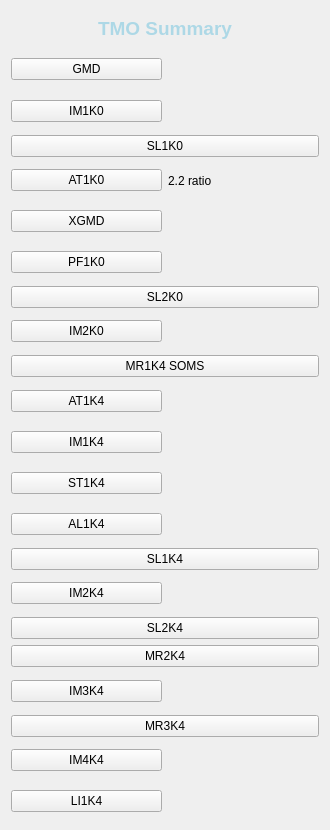
Before: the Qt Designer form user_screens/tmo_summary.ui in pcdshub/tmo_screens, drawn with Qt 5.
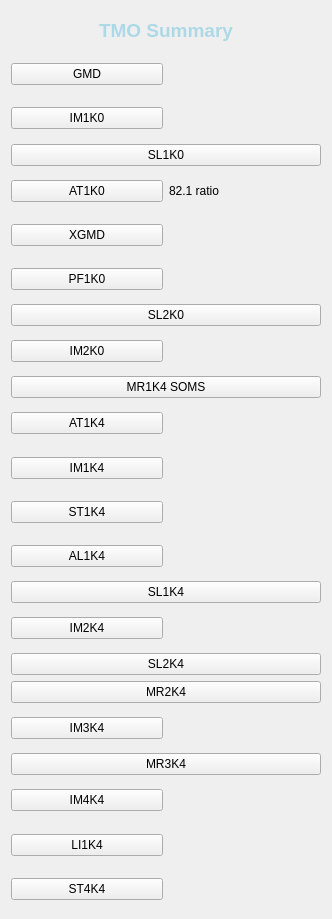
After: the same form once the commit is applied. Custom widgets are drawn as their Qt base class.

```diff
--- a/user_screens/tmo_summary.ui
+++ b/user_screens/tmo_summary.ui
@@ -6,8 +6,8 @@
    <rect>
     <x>0</x>
     <y>0</y>
-    <width>330</width>
-    <height>830</height>
+    <width>332</width>
+    <height>919</height>
    </rect>
   </property>
   <property name="sizePolicy">
@@ -184,7 +184,7 @@
           <string/>
          </property>
          <property name="text">
-          <string>2.2 ratio</string>
+          <string>82.1 ratio</string>
          </property>
          <property name="precision" stdset="0">
           <number>1</number>
@@ -720,6 +720,38 @@
        </item>
       </layout>
      </item>
+     <item>
+      <layout class="QHBoxLayout" name="horizontalLayout_23">
+       <item>
+        <widget class="PyDMShellCommand" name="PyDMShellCommand_21">
+         <property name="toolTip">
+          <string/>
+         </property>
+         <property name="text">
+          <string>ST4K4</string>
+         </property>
+         <property name="showIcon" stdset="0">
+          <bool>false</bool>
+         </property>
+         <property name="commands" stdset="0">
+          <stringlist>
+           <string>pydm /cds/group/pcds/epics-dev/aegger/screens/tmo/st4k4_temp.ui</string>
+          </stringlist>
+         </property>
+        </widget>
+       </item>
+       <item>
+        <widget class="PyDMLabel" name="st4k4_label">
+         <property name="toolTip">
+          <string/>
+         </property>
+         <property name="channel" stdset="0">
+          <string>ca://ST4K4:TMO_TERM:nPositionState_RBV</string>
+         </property>
+        </widget>
+       </item>
+      </layout>
+     </item>
     </layout>
    </item>
   </layout>
```
Left out of the diff: 31 changed lines with no effect on the pictures.
